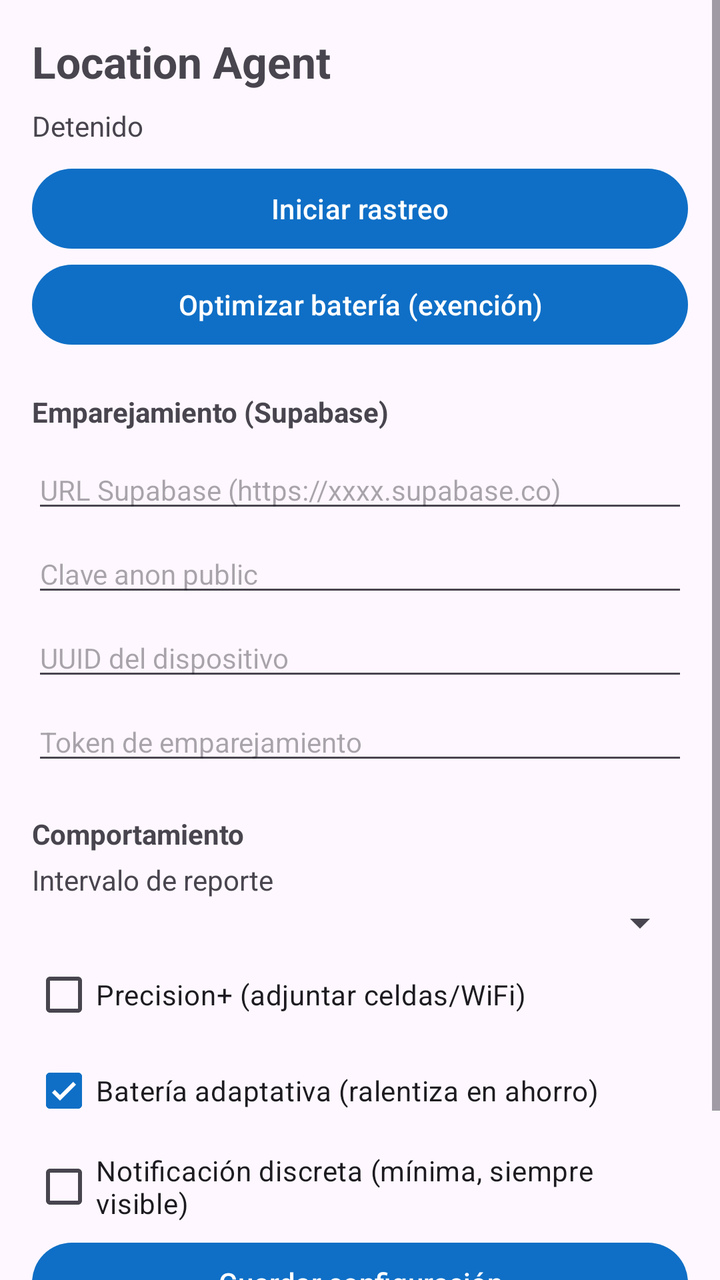
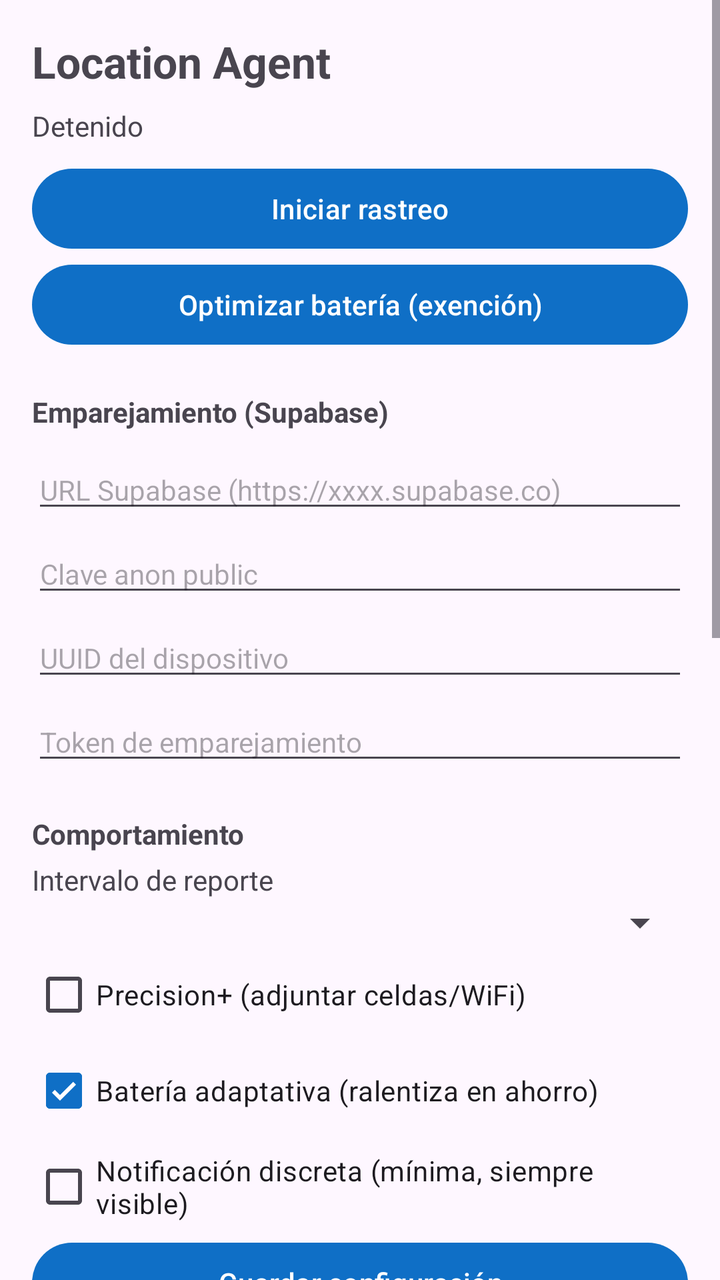

Compare the two renders of this Android layout. The source of the first and the diff that turns it into the second are given below.
<!-- AndroidManifest.xml: application theme Theme.Agent -->
<!-- res/layout/activity_main.xml -->
<?xml version="1.0" encoding="utf-8"?>
<ScrollView xmlns:android="http://schemas.android.com/apk/res/android"
    android:layout_width="match_parent"
    android:layout_height="match_parent"
    android:fillViewport="true">

    <LinearLayout
        android:layout_width="match_parent"
        android:layout_height="wrap_content"
        android:orientation="vertical"
        android:padding="16dp">

        <TextView
            android:layout_width="wrap_content"
            android:layout_height="wrap_content"
            android:text="@string/app_name"
            android:textSize="22sp"
            android:textStyle="bold" />

        <TextView
            android:id="@+id/statusText"
            android:layout_width="match_parent"
            android:layout_height="wrap_content"
            android:layout_marginTop="8dp"
            android:text="Detenido"
            android:textSize="14sp" />

        <Button
            android:id="@+id/btnToggle"
            android:layout_width="match_parent"
            android:layout_height="wrap_content"
            android:layout_marginTop="8dp"
            android:text="Iniciar rastreo" />

        <Button
            android:id="@+id/btnBattery"
            android:layout_width="match_parent"
            android:layout_height="wrap_content"
            android:text="Optimizar batería (exención)" />

        
        <TextView style="@style/SectionTitle" android:text="Emparejamiento (Supabase)" />

        <EditText
            android:id="@+id/etSupabaseUrl"
            style="@style/Field" android:hint="URL Supabase (https://xxxx.supabase.co)"
            android:inputType="textUri" />

        <EditText
            android:id="@+id/etSupabaseKey"
            style="@style/Field" android:hint="Clave anon public"
            android:inputType="text" />

        <EditText
            android:id="@+id/etDeviceId"
            style="@style/Field" android:hint="UUID del dispositivo"
            android:inputType="text" />

        <EditText
            android:id="@+id/etDeviceToken"
            style="@style/Field" android:hint="Token de emparejamiento"
            android:inputType="text" />

        
        <TextView style="@style/SectionTitle" android:text="Comportamiento" />

        <TextView
            android:layout_width="wrap_content"
            android:layout_height="wrap_content"
            android:text="Intervalo de reporte" />

        <Spinner
            android:id="@+id/spInterval"
            android:layout_width="match_parent"
            android:layout_height="wrap_content" />

        <CheckBox
            android:id="@+id/cbPrecision"
            android:layout_width="wrap_content"
            android:layout_height="wrap_content"
            android:text="Precision+ (adjuntar celdas/WiFi)" />

        <CheckBox
            android:id="@+id/cbAdaptive"
            android:layout_width="wrap_content"
            android:layout_height="wrap_content"
            android:checked="true"
            android:text="Batería adaptativa (ralentiza en ahorro)" />

        <CheckBox
            android:id="@+id/cbDiscreet"
            android:layout_width="wrap_content"
            android:layout_height="wrap_content"
            android:text="Notificación discreta (mínima, siempre visible)" />

        <Button
            android:id="@+id/btnSave"
            android:layout_width="match_parent"
            android:layout_height="wrap_content"
            android:text="Guardar configuración" />

        <TextView
            android:layout_width="match_parent"
            android:layout_height="wrap_content"
            android:layout_marginTop="12dp"
            android:textSize="12sp"
            android:text="El rastreo funciona solo con tu consentimiento: la notificación permanente es un requisito de Android y te permite detenerlo en cualquier momento."
            android:textColor="#8899A6" />
    </LinearLayout>
</ScrollView>
<!-- resources referenced by this layout -->
<resources>
  <string name="app_name">Location Agent</string>
  <style name="Field">
          <item name="android:layout_width">match_parent</item>
          <item name="android:layout_height">wrap_content</item>
          <item name="android:layout_marginTop">6dp</item>
          <item name="android:textSize">14sp</item>
      </style>
  <style name="SectionTitle">
          <item name="android:layout_width">match_parent</item>
          <item name="android:layout_height">wrap_content</item>
          <item name="android:layout_marginTop">20dp</item>
          <item name="android:layout_marginBottom">4dp</item>
          <item name="android:textSize">14sp</item>
          <item name="android:textStyle">bold</item>
      </style>
  <style name="Theme.Agent" parent="Theme.Material3.DayNight.NoActionBar">
          <item name="colorPrimary">@color/primary</item>
          <item name="colorPrimaryDark">@color/primary_dark</item>
          <item name="android:statusBarColor">@color/primary_dark</item>
      </style>
  <color name="primary">#0F6FC6</color>
  <color name="primary_dark">#0A4E8C</color>
</resources>

<!-- the commit's change to res/layout/activity_main.xml (unified diff, before → after) -->
@@ -99,12 +99,84 @@
             android:layout_height="wrap_content"
             android:text="Guardar configuración" />
 
+        
+        <TextView style="@style/SectionTitle" android:text="Avisos desde este teléfono" />
+
+        <Button
+            android:id="@+id/btnSos"
+            android:layout_width="match_parent"
+            android:layout_height="wrap_content"
+            android:backgroundTint="#B91C1C"
+            android:text="@string/sos_button" />
+
+        <Button
+            android:id="@+id/btnCheckin"
+            android:layout_width="match_parent"
+            android:layout_height="wrap_content"
+            android:text="@string/checkin_button" />
+
+        <TextView
+            android:layout_width="match_parent"
+            android:layout_height="wrap_content"
+            android:textSize="12sp"
+            android:text="@string/sos_hint"
+            android:textColor="#8899A6" />
+
+        
+        <TextView style="@style/SectionTitle" android:text="Seguridad y control" />
+
+        <TextView
+            android:id="@+id/securityText"
+            android:layout_width="match_parent"
+            android:layout_height="wrap_content"
+            android:textSize="13sp"
+            android:text="—" />
+
+        <Button
+            android:id="@+id/btnPin"
+            android:layout_width="match_parent"
+            android:layout_height="wrap_content"
+            android:text="Definir / cambiar PIN del propietario" />
+
+        <CheckBox
+            android:id="@+id/cbRemote"
+            android:layout_width="wrap_content"
+            android:layout_height="wrap_content"
+            android:checked="true"
+            android:text="Control remoto (ubicar, bloquear, alarma, detener)" />
+
+        <CheckBox
+            android:id="@+id/cbShareApps"
+            android:layout_width="wrap_content"
+            android:layout_height="wrap_content"
+            android:checked="true"
+            android:text="Compartir la lista de apps instaladas (solo nombres, sin uso ni horarios)" />
+
+        <CheckBox
+            android:id="@+id/cbSmart"
+            android:layout_width="wrap_content"
+            android:layout_height="wrap_content"
+            android:checked="true"
+            android:text="Rastreo inteligente (no gasta GPS si está quieto)" />
+
+        <Button
+            android:id="@+id/btnAntiTheft"
+            android:layout_width="match_parent"
+            android:layout_height="wrap_content"
+            android:text="Activar modo antirrobo (bloqueo remoto)" />
+
+        <Button
+            android:id="@+id/btnUnpair"
+            android:layout_width="match_parent"
+            android:layout_height="wrap_content"
+            android:text="Detener y desvincular dispositivo" />
+
         <TextView
             android:layout_width="match_parent"
             android:layout_height="wrap_content"
             android:layout_marginTop="12dp"
             android:textSize="12sp"
-            android:text="El rastreo funciona solo con tu consentimiento: la notificación permanente es un requisito de Android y te permite detenerlo en cualquier momento."
+            android:text="El rastreo funciona solo con tu consentimiento. La notificación permanente es un requisito de Android y el botón Detener siempre está disponible: con PIN definido, pide el PIN para evitar que un tercero apague el rastreo."
             android:textColor="#8899A6" />
     </LinearLayout>
 </ScrollView>
<!-- resource entries referenced after the edit -->
@@ -1,6 +1,9 @@
 <!-- resources referenced by this layout -->
 <resources>
   <string name="app_name">Location Agent</string>
+  <string name="checkin_button">✅ Llegué bien (avisar a la familia)</string>
+  <string name="sos_button">🆘 SOS: pedir ayuda ahora</string>
+  <string name="sos_hint">El SOS avisa a tu panel con tu posición, activa 10 minutos de seguimiento detallado y queda visible en la notificación. El \"llegué bien\" solo manda un aviso tranquilizador.</string>
   <style name="Field">
           <item name="android:layout_width">match_parent</item>
           <item name="android:layout_height">wrap_content</item>
